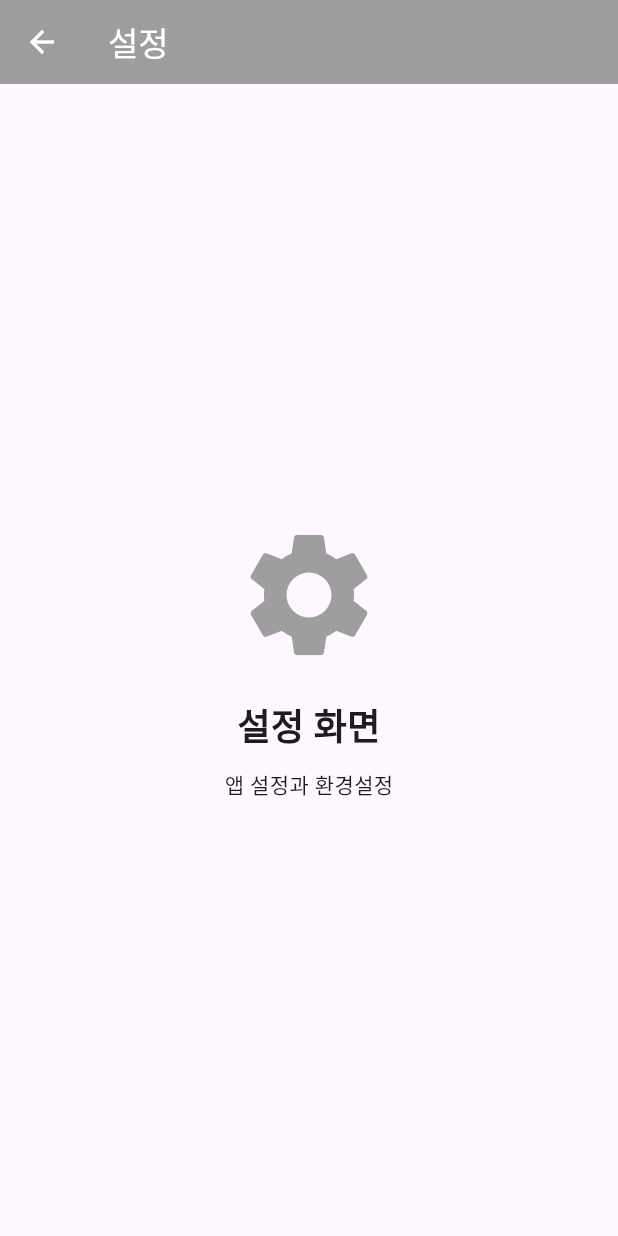
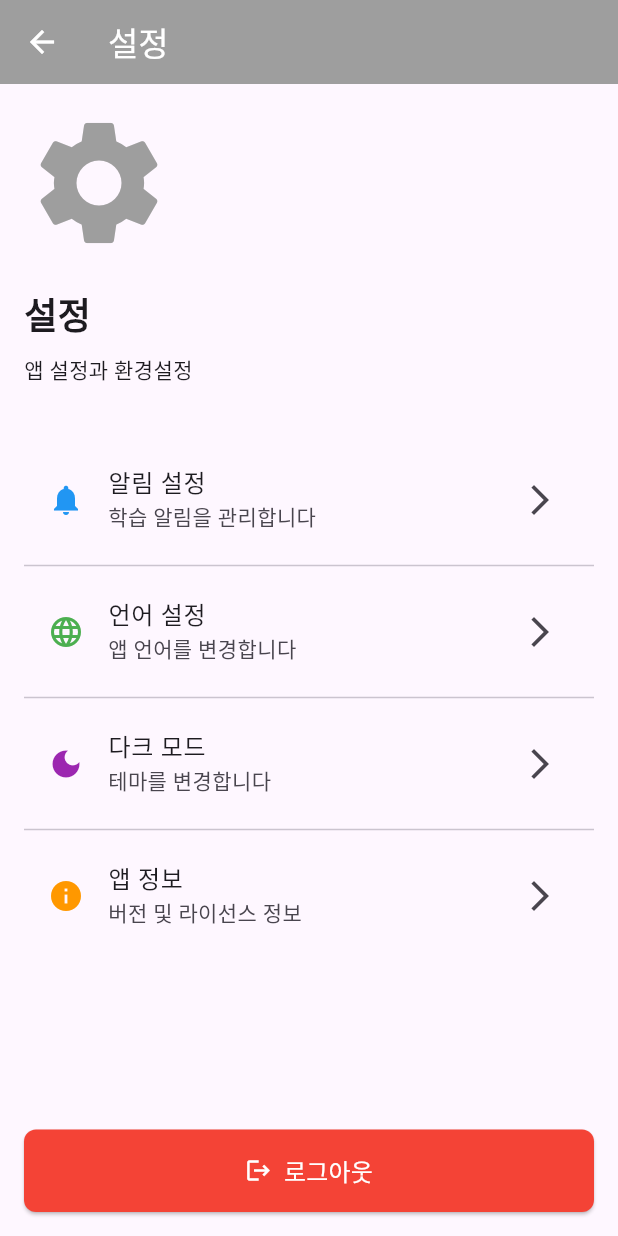
Before and after one commit to jae-yeal-Seo/app_warehouse, a Flutter app: the SettingsPage screen opened directly, on a phone screen of 412 x 824 dp. Run offline on Flutter 3.47's test engine with Material 3 defaults, Android fonts, the phone set to English and light mode, and no system bars; our stand-ins replace google_sign_in.

Commit message:
로그인 구현, 설정 내 로그아웃까지 구현 완료.

```diff
--- a/lib/constants.dart
+++ b/lib/constants.dart
@@ -7,4 +7,4 @@ const bool kIsProduction = bool.fromEnvironment(
 const String kBackendBaseUrl =
     kIsProduction
         ? 'https://your-production-domain.com' // 프로덕션 URL (나중에 실제 도메인으로 변경)
-        : 'http://192.168.36.161:8000'; // 로컬 개발 환경 (모바일 테더링)
+        : 'http://192.168.192.161:8000'; // 로컬 개발 환경 (현재 Wi-Fi IP)
--- a/lib/main_screen.dart
+++ b/lib/main_screen.dart
@@ -1,4 +1,5 @@
 import 'package:flutter/material.dart';
+import 'google_sign_in_service.dart';
 
 class MainScreen extends StatefulWidget {
   const MainScreen({super.key});
@@ -179,18 +180,129 @@ class SettingsPage extends StatelessWidget {
         backgroundColor: Colors.grey,
         foregroundColor: Colors.white,
       ),
-      body: const Center(
+      body: Padding(
+        padding: const EdgeInsets.all(16.0),
         child: Column(
-          mainAxisAlignment: MainAxisAlignment.center,
+          crossAxisAlignment: CrossAxisAlignment.start,
           children: [
-            Icon(Icons.settings, size: 100, color: Colors.grey),
-            SizedBox(height: 20),
-            Text(
-              '설정 화면',
+            const Icon(Icons.settings, size: 100, color: Colors.grey),
+            const SizedBox(height: 20),
+            const Text(
+              '설정',
               style: TextStyle(fontSize: 24, fontWeight: FontWeight.bold),
             ),
-            SizedBox(height: 10),
-            Text('앱 설정과 환경설정'),
+            const SizedBox(height: 10),
+            const Text('앱 설정과 환경설정'),
+            const SizedBox(height: 40),
+
+            // 설정 항목들
+            ListTile(
+              leading: const Icon(Icons.notifications, color: Colors.blue),
+              title: const Text('알림 설정'),
+              subtitle: const Text('학습 알림을 관리합니다'),
+              trailing: const Icon(Icons.arrow_forward_ios),
+              onTap: () {
+                // 알림 설정 페이지로 이동
+              },
+            ),
+
+            const Divider(),
+
+            ListTile(
+              leading: const Icon(Icons.language, color: Colors.green),
+              title: const Text('언어 설정'),
+              subtitle: const Text('앱 언어를 변경합니다'),
+              trailing: const Icon(Icons.arrow_forward_ios),
+              onTap: () {
+                // 언어 설정 페이지로 이동
+              },
+            ),
+
+            const Divider(),
+
+            ListTile(
+              leading: const Icon(Icons.dark_mode, color: Colors.purple),
+              title: const Text('다크 모드'),
+              subtitle: const Text('테마를 변경합니다'),
+              trailing: const Icon(Icons.arrow_forward_ios),
+              onTap: () {
+                // 다크 모드 설정 페이지로 이동
+              },
+            ),
+
+            const Divider(),
+
+            ListTile(
+              leading: const Icon(Icons.info, color: Colors.orange),
+              title: const Text('앱 정보'),
+              subtitle: const Text('버전 및 라이선스 정보'),
+              trailing: const Icon(Icons.arrow_forward_ios),
+              onTap: () {
+                // 앱 정보 페이지로 이동
+              },
+            ),
+
+            const Spacer(),
+
+            // 로그아웃 버튼
+            SizedBox(
+              width: double.infinity,
+              child: ElevatedButton.icon(
+                onPressed: () async {
+                  // 로그아웃 확인 다이얼로그
+                  final shouldLogout = await showDialog<bool>(
+                    context: context,
+                    builder: (BuildContext context) {
+                      return AlertDialog(
+                        title: const Text('로그아웃'),
+                        content: const Text('정말 로그아웃하시겠습니까?'),
+                        actions: [
+                          TextButton(
+                            onPressed: () => Navigator.of(context).pop(false),
+                            child: const Text('취소'),
+                          ),
+                          TextButton(
+                            onPressed: () => Navigator.of(context).pop(true),
+                            child: const Text('로그아웃'),
+                          ),
+                        ],
+                      );
+                    },
+                  );
+
+                  if (shouldLogout == true) {
+                    // 로그아웃 실행
+                    await GoogleSignInService.signOut();
+
+                    // 로그인 화면으로 돌아가기
+                    if (context.mounted) {
+                      Navigator.of(
+                        context,
+                      ).pushNamedAndRemoveUntil('/', (route) => false);
+
+                      ScaffoldMessenger.of(context).showSnackBar(
+                        const SnackBar(
+                          content: Text('로그아웃되었습니다.'),
+                          backgroundColor: Colors.green,
+                        ),
+                      );
+                    }
+                  }
+                },
+                icon: const Icon(Icons.logout, color: Colors.white),
+                label: const Text(
+                  '로그아웃',
+                  style: TextStyle(color: Colors.white, fontSize: 16),
+                ),
+                style: ElevatedButton.styleFrom(
+                  backgroundColor: Colors.red,
+                  padding: const EdgeInsets.symmetric(vertical: 16),
+                  shape: RoundedRectangleBorder(
+                    borderRadius: BorderRadius.circular(8),
+                  ),
+                ),
+              ),
+            ),
           ],
         ),
       ),
```
Also changed, not shown: 3 other files.
